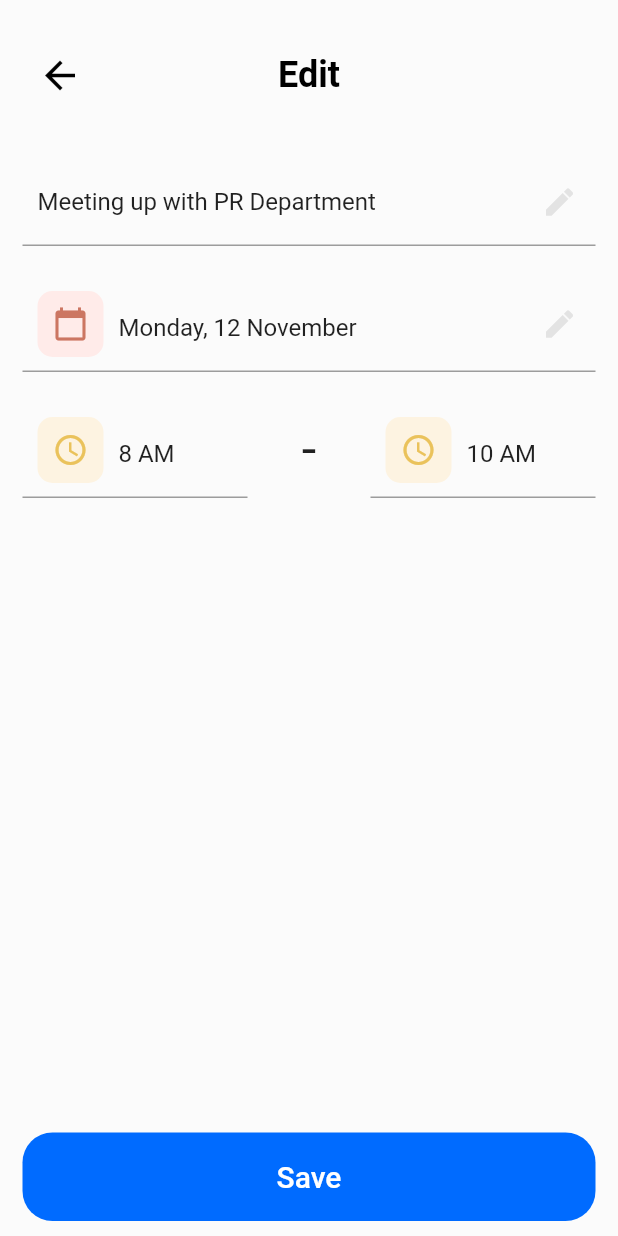
After one commit to Mikiyas721/flutter_todo, a Flutter app: the TaskManipulationPage screen opened by its route, on a phone screen of 412 x 824 dp. The commit adds this screen. Run offline on Flutter 3.47's test engine with Material 2 defaults, Android fonts, the light colour scheme and no system bars.

Commit message:
Add a homePage and taskManipulationPage

```diff
--- a/lib/main.dart
+++ b/lib/main.dart
@@ -1,4 +1,6 @@
 import 'package:flutter/material.dart';
+import 'package:todo/ui/pages/homePage.dart';
+import './ui/pages/taskManipulationPage.dart';
 import './ui/pages/openingPage.dart';
 import './ui/pages/loginPage.dart';
 import './ui/pages/signUpPage.dart';
@@ -11,6 +13,7 @@ class MyApp extends StatelessWidget {
   @override
   Widget build(BuildContext context) {
     return MaterialApp(
+      debugShowCheckedModeBanner: false,
       title: 'Todo',
       initialRoute: '/',
       routes: routes,
@@ -21,5 +24,7 @@ class MyApp extends StatelessWidget {
 final routes = {
   '/': (BuildContext context) => OpeningPage(),
   '/loginPage':(BuildContext context) => LoginPage(),
-  '/signUpPage':(BuildContext context) => SignUpPage()
+  '/signUpPage':(BuildContext context) => SignUpPage(),
+  '/homePage':(BuildContext context) => HomePage(),
+  '/taskManipulationPage':(BuildContext context) => TaskManipulationPage()
 };
--- /dev/null
+++ b/lib/ui/pages/taskManipulationPage.dart
@@ -0,0 +1,151 @@
+import 'package:flutter/cupertino.dart';
+import 'package:flutter/material.dart';
+import '../../ui/widgets/myIcon.dart';
+
+class TaskManipulationPage extends StatelessWidget {
+  @override
+  Widget build(BuildContext context) {
+    return Scaffold(
+      backgroundColor: Color(0xfffbfbfb),
+      appBar: AppBar(
+        leading: IconButton(
+            icon: Icon(
+              Icons.arrow_back,
+              size: 30,
+              color: Colors.black,
+            ),
+            onPressed: () {
+              Navigator.pop(context);
+            }),
+        backgroundColor: Color(0xfffbfbfb),
+        title: Text(
+          'Edit',
+          style: TextStyle(
+              fontWeight: FontWeight.bold, fontSize: 24, color: Colors.black),
+        ),
+        elevation: 0,
+        centerTitle: true,
+        toolbarHeight: 100,
+        leadingWidth: 80,
+      ),
+      body: Stack(
+        children: [
+          Positioned(
+              left: 15,
+              right: 15,
+              top: 5,
+              child: Column(
+                crossAxisAlignment: CrossAxisAlignment.start,
+                children: [
+                  TextField(
+                    controller: TextEditingController(
+                        text: 'Meeting up with PR Department'),
+                    decoration: InputDecoration(
+                      contentPadding:
+                      EdgeInsets.only(top: 20, bottom: 20, left: 10),
+                      suffixIcon: Padding(
+                        padding: EdgeInsets.all(10),
+                        child: Icon(
+                          Icons.edit,
+                          color: Color(0xffe3e3e3),
+                        ),
+                      ),
+                    ),
+                  ),
+                  Padding(
+                    padding: EdgeInsets.only(top: 20, bottom: 20),
+                    child: TextField(
+                      readOnly: true,
+                      controller:
+                      TextEditingController(text: 'Monday, 12 November'),
+                      onTap: () async {
+                        DateTime selected = await showDatePicker(
+                            context: context,
+                            initialDate: DateTime.now(),
+                            firstDate: DateTime(1998),
+                            lastDate: DateTime(2100));
+                      },
+                      decoration: InputDecoration(
+                          contentPadding: EdgeInsets.only(top: 25),
+                          prefixIcon: MyIcon(
+                              backgroundColor: Color(0xffffebe9),
+                              color: Color(0xffcc7662),
+                              icon: Icons.calendar_today),
+                          suffixIcon: Padding(
+                            padding: EdgeInsets.all(10),
+                            child: Icon(
+                              Icons.edit,
+                              color: Color(0xffe3e3e3),
+                            ),
+                          )),
+                    ),
+                  ),
+                  Row(
+                    mainAxisAlignment: MainAxisAlignment.spaceBetween,
+                    children: [
+                      SizedBox(
+                        child: TextField(
+                          controller: TextEditingController(text: '8 AM'),
+                          decoration: InputDecoration(
+                            contentPadding: EdgeInsets.only(top: 25),
+                            prefixIcon: MyIcon(
+                                backgroundColor: Color(0xfffdf3e1),
+                                color: Color(0xffeac25b),
+                                icon: Icons.access_time),
+                          ),
+                          readOnly: true,
+                          onTap: () async {
+                            TimeOfDay selectedTime = await showTimePicker(
+                                context: context, initialTime: TimeOfDay.now());
+                            print(selectedTime);
+                          },
+                        ),
+                        width: 150,
+                      ),
+                      Text(
+                        '-',
+                        style: TextStyle(fontSize: 35),
+                      ),
+                      SizedBox(
+                        child: TextField(
+                          controller: TextEditingController(text: '10 AM'),
+                          decoration: InputDecoration(
+                              prefixIcon: MyIcon(
+                                  backgroundColor: Color(0xfffdf3e1),
+                                  color: Color(0xffeac25b),
+                                  icon: Icons.access_time),
+                              contentPadding: EdgeInsets.only(top: 25)),
+                          readOnly: true,
+                          onTap: () async {
+                            TimeOfDay selectedTime = await showTimePicker(
+                                context: context, initialTime: TimeOfDay.now());
+                            print(selectedTime);
+                          },
+                        ),
+                        width: 150,
+                      )
+                    ],
+                  ),
+                ],
+              )),
+          Positioned(
+            left: 15,
+            right: 15,
+            bottom: 10,
+            child: RaisedButton(
+                padding: EdgeInsets.only(top: 18, bottom: 18),
+                elevation: 0,
+                onPressed: () {},
+                color: Color(0xff006bff),
+                shape: RoundedRectangleBorder(
+                    borderRadius: BorderRadius.all(Radius.circular(20))),
+                child: Text(
+                  'Save',
+                  style: TextStyle(color: Colors.white, fontSize: 20),
+                )),
+          )
+        ],
+      ),
+    );
+  }
+}
--- /dev/null
+++ b/lib/ui/widgets/myIcon.dart
@@ -0,0 +1,31 @@
+import 'package:flutter/material.dart';
+
+class MyIcon extends StatelessWidget {
+  final Color backgroundColor;
+  final Color color;
+  final IconData icon;
+  final EdgeInsetsGeometry margin;
+
+  MyIcon({
+    @required this.backgroundColor,
+    @required this.color,
+    @required this.icon,
+    this.margin,
+  });
+
+  @override
+  Widget build(BuildContext context) {
+    return Container(
+      decoration: BoxDecoration(
+        borderRadius: BorderRadius.all(Radius.circular(10)),
+        color: backgroundColor,
+      ),
+      padding: EdgeInsets.all(10),
+      margin: margin ?? EdgeInsets.all(10),
+      child: Icon(
+        icon,
+        color: color,
+      ),
+    );
+  }
+}
```
Also changed, not shown: lib/data/bloc/provider/provider.dart (added, +26 -0 lines), lib/ui/pages/homePage.dart (added, +32 -0 lines), lib/ui/widgets/dateCard.dart (added, +77 -0 lines), lib/ui/widgets/myPageView.dart (added, +61 -0 lines), lib/util/mixin/dateTimeMixin.dart (added, +49 -0 lines).
